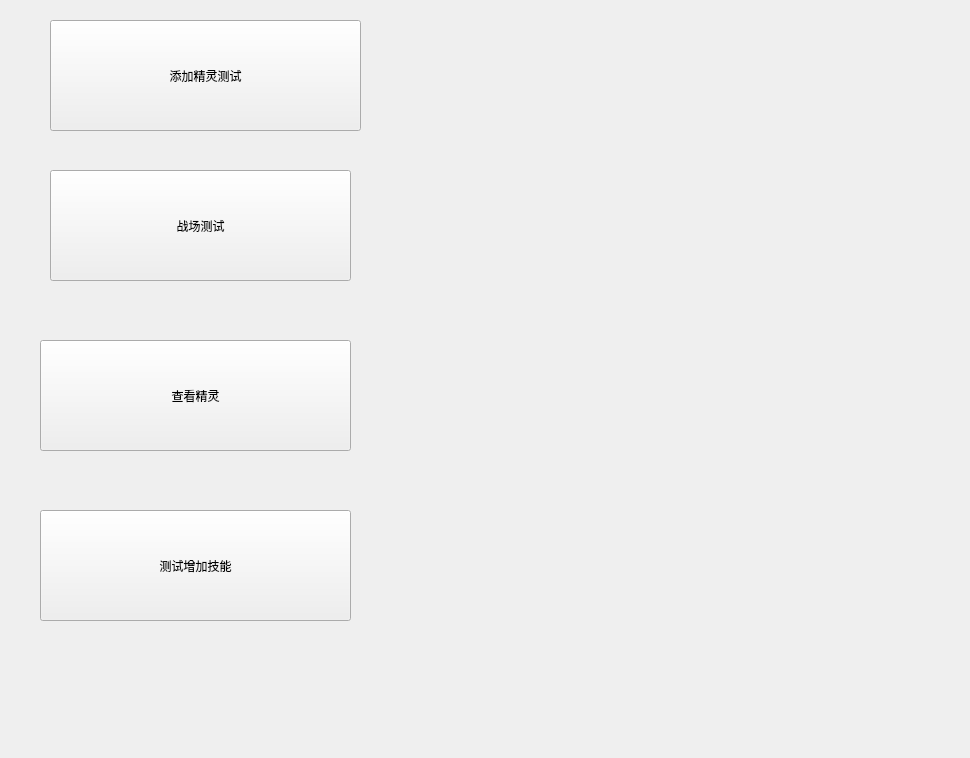
Before: the Qt Designer form ui/mainwindow.ui in 270676504/PokemonBattle, drawn with Qt 5.
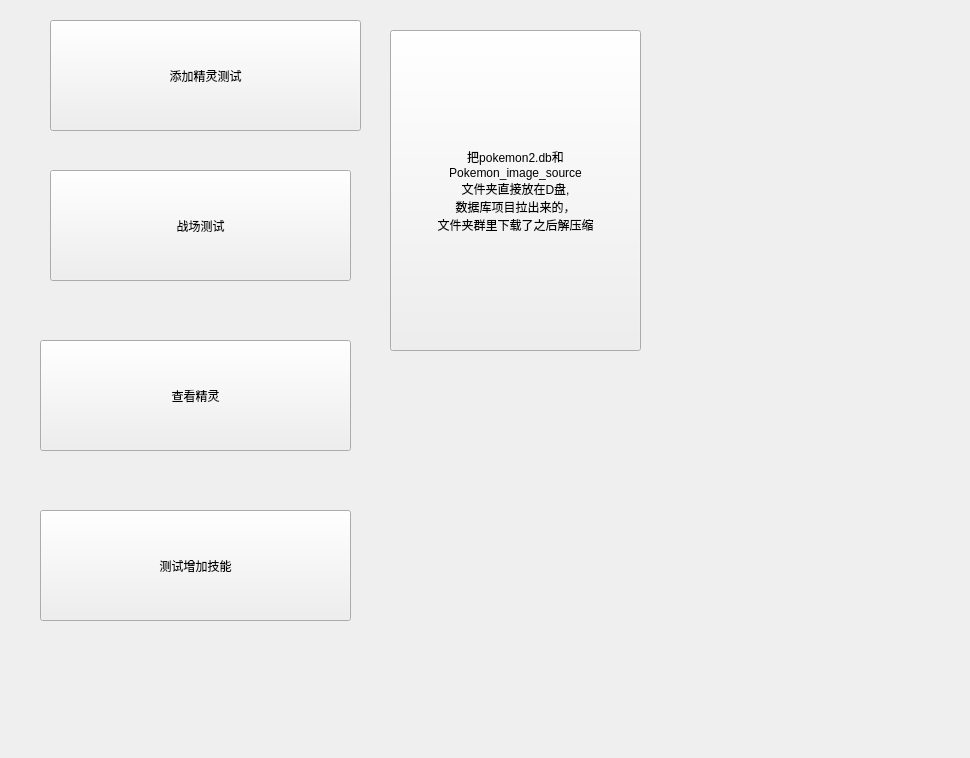
After: the same form once the commit is applied. Icons and pictures are not drawn.

```diff
--- a/ui/mainwindow.ui
+++ b/ui/mainwindow.ui
@@ -94,6 +94,23 @@
          <string>测试增加技能</string>
         </property>
        </widget>
+       <widget class="QPushButton" name="pushButton_3">
+        <property name="geometry">
+         <rect>
+          <x>390</x>
+          <y>30</y>
+          <width>251</width>
+          <height>321</height>
+         </rect>
+        </property>
+        <property name="text">
+         <string>把pokemon2.db和
+Pokemon_image_source
+文件夹直接放在D盘,
+数据库项目拉出来的，
+文件夹群里下载了之后解压缩</string>
+        </property>
+       </widget>
       </widget>
       <widget class="QWidget" name="page_battle">
        <layout class="QHBoxLayout" name="horizontalLayout_2">
```
